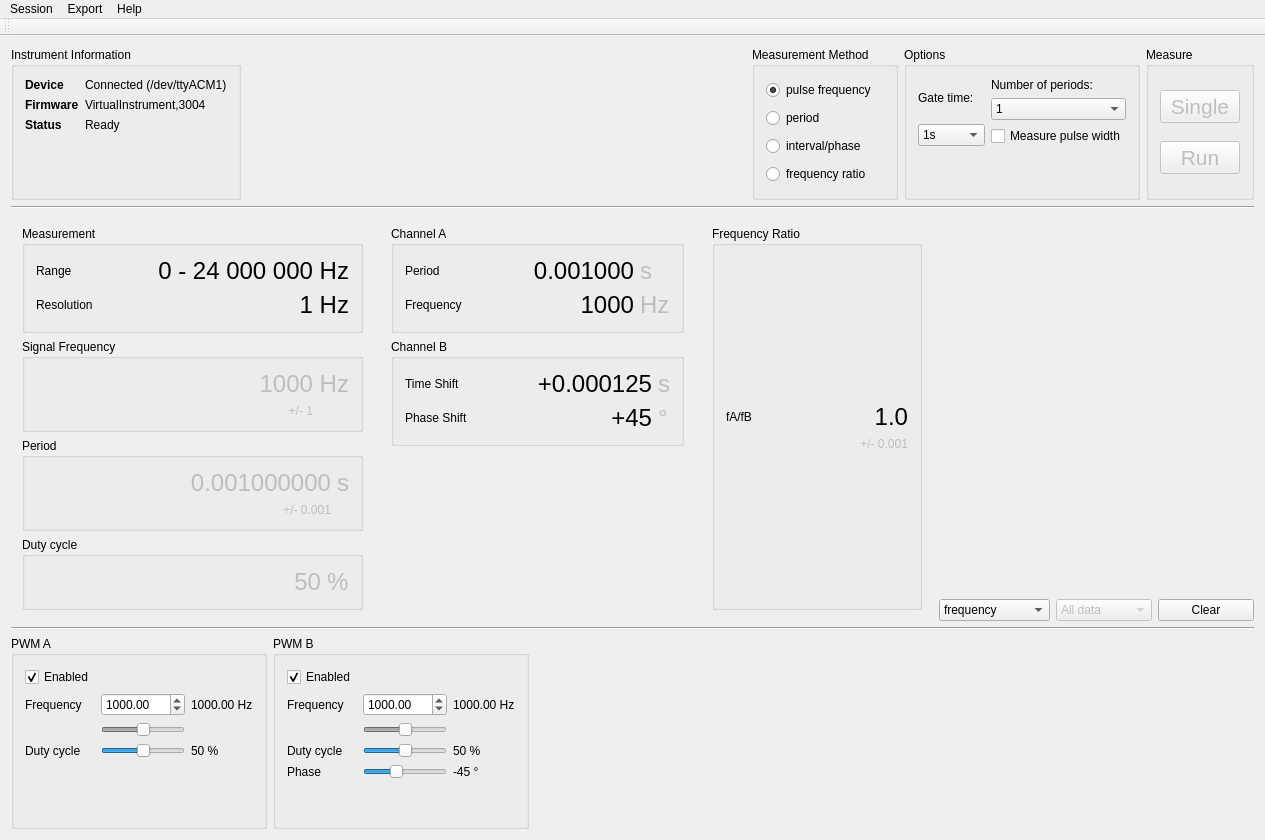
First picture: the form in gui/mainwindow.ui, repository mcejp/virtual-counter, before the edit.
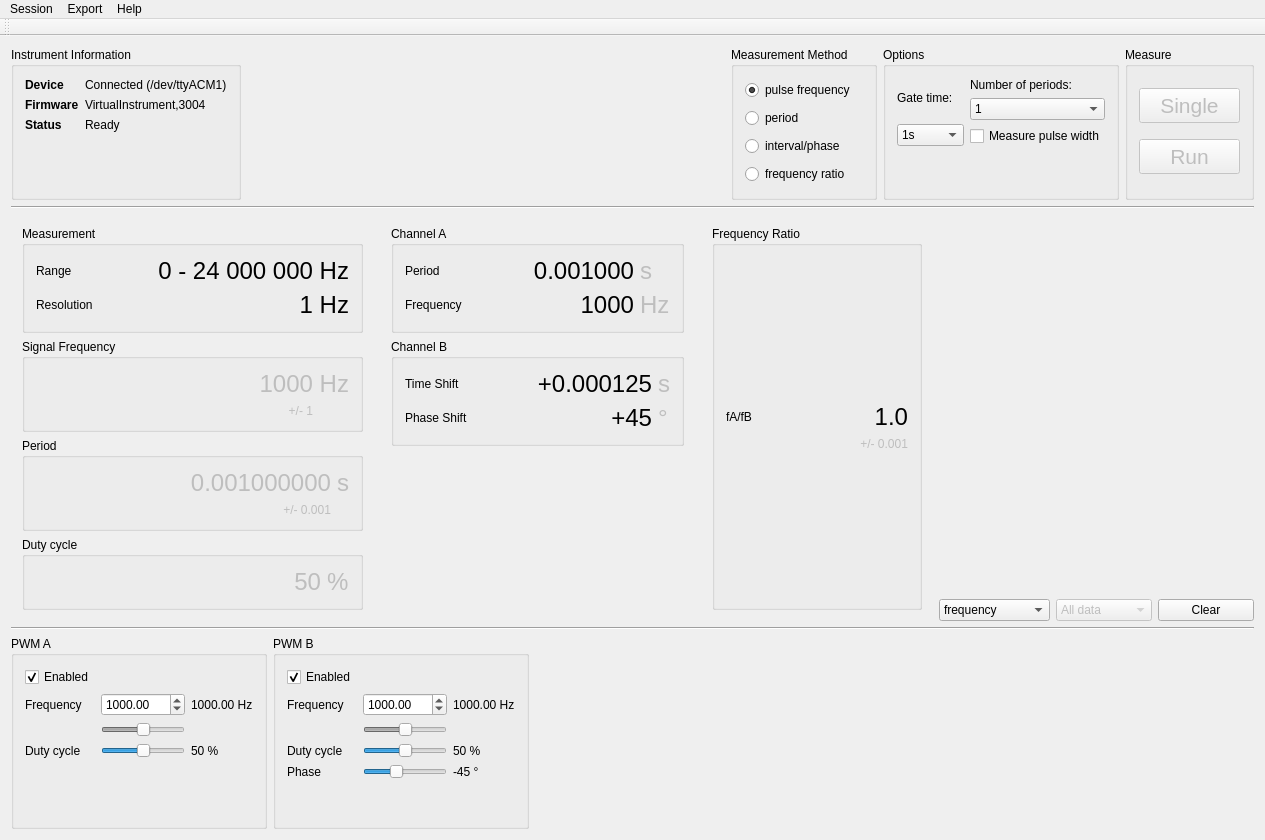
Second picture: the form after the edit. Custom widgets are drawn as their Qt base class.

Commit message: Idk. but it fixes things

What changed in the file:
```diff
--- a/gui/mainwindow.ui
+++ b/gui/mainwindow.ui
@@ -264,6 +264,9 @@
              <pointsize>16</pointsize>
             </font>
            </property>
+           <property name="styleSheet">
+            <string notr="true">padding: 4px 20px;</string>
+           </property>
            <property name="text">
             <string>Single</string>
            </property>
@@ -279,6 +282,9 @@
              <pointsize>16</pointsize>
             </font>
            </property>
+           <property name="styleSheet">
+            <string notr="true">padding: 4px 20px;</string>
+           </property>
            <property name="text">
             <string>Run</string>
            </property>
```
The commit also changes 1 other file.
